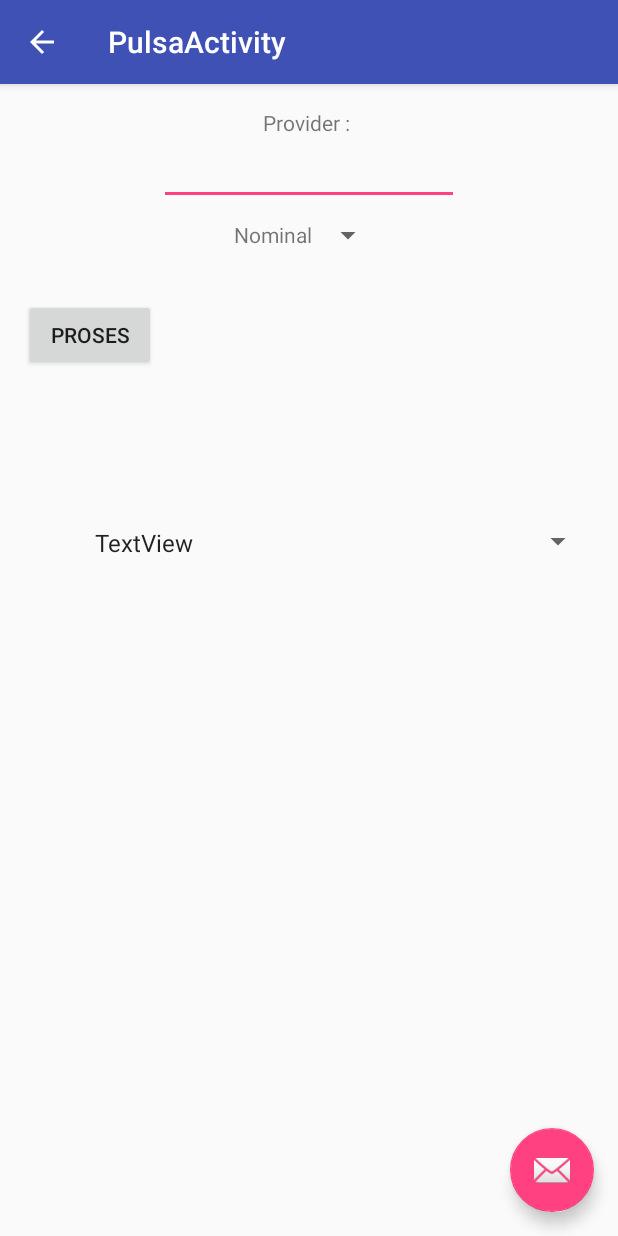
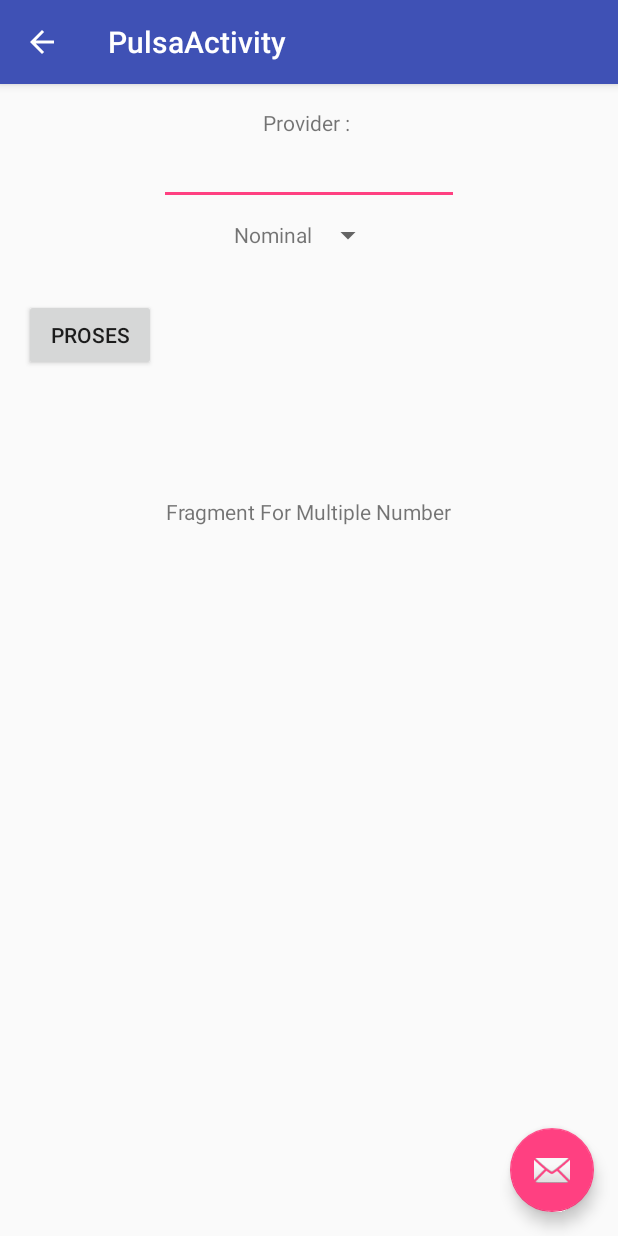
Before and after one commit to Dtech-Dev/SmartPay, an Android app: the PulsaActivity screen opened directly, with no data from a screen before it, on a phone screen of 412 x 824 dp. Run offline under Robolectric (Android 15) with nearby library versions, the phone set to English and light mode, and no system bars; 1 statement that could not run was skipped.

Commit message:
Fragment isi pulsa

```diff
--- a/app/src/main/java/com/dtech/smartpulsa/feature/PulsaActivity.java
+++ b/app/src/main/java/com/dtech/smartpulsa/feature/PulsaActivity.java
@@ -6,6 +6,9 @@ import android.os.AsyncTask;
 import android.os.Bundle;
 import android.support.design.widget.FloatingActionButton;
 import android.support.design.widget.Snackbar;
+import android.support.v4.app.Fragment;
+import android.support.v4.app.FragmentManager;
+import android.support.v4.app.FragmentTransaction;
 import android.support.v7.app.AppCompatActivity;
 import android.support.v7.widget.Toolbar;
 import android.text.Editable;
@@ -25,6 +28,7 @@ import com.dtech.smartpulsa.Configuration.Config;
 import com.dtech.smartpulsa.Configuration.RequestHandler;
 import com.dtech.smartpulsa.PredictNumber;
 import com.dtech.smartpulsa.R;
+import com.dtech.smartpulsa.fragments.FrMultipleNumber;
 
 import org.json.JSONArray;
 import org.json.JSONException;
@@ -54,6 +58,8 @@ public class PulsaActivity extends AppCompatActivity implements View.OnClickList
     Button bTransac;
     Spinner spinnerKode;
 
+    Fragment fragment;
+    FragmentManager fragmentManager;
     Transaksi transaksi;
     //otherIntent;
     @Override
@@ -74,6 +80,14 @@ public class PulsaActivity extends AppCompatActivity implements View.OnClickList
         });
         getSupportActionBar().setDisplayHomeAsUpEnabled(true);
 
+        setFragment();
+
+
+
+
+    }
+
+    public void setFragment() {
         extras=getIntent().getExtras();
         if (extras!=null) {
             selfIntent = extras.getString("self");
@@ -83,12 +97,16 @@ public class PulsaActivity extends AppCompatActivity implements View.OnClickList
                 UISelfNumber();
             } else {
                 //tuserNumber.setText("other");
-                UIOtherNumber();
+                //UIOtherNumber();
+                fragment = new FrMultipleNumber();
+
             }
         }
 
-
-
+        fragmentManager = getSupportFragmentManager();
+        FragmentTransaction fragmentTransaction = fragmentManager.beginTransaction();
+        fragmentTransaction.replace(R.id.fragmentPulsa, fragment);
+        fragmentTransaction.commit();
     }
 
     private void UIOtherNumber() {
--- /dev/null
+++ b/app/src/main/java/com/dtech/smartpulsa/fragments/FrMultipleNumber.java
@@ -0,0 +1,22 @@
+package com.dtech.smartpulsa.fragments;
+
+import android.os.Bundle;
+import android.support.annotation.Nullable;
+import android.support.v4.app.Fragment;
+import android.view.LayoutInflater;
+import android.view.View;
+import android.view.ViewGroup;
+
+import com.dtech.smartpulsa.R;
+
+/**
+ * Created by lenovo on 30/11/2016.
+ */
+
+public class FrMultipleNumber extends Fragment {
+    @Nullable
+    @Override
+    public View onCreateView(LayoutInflater inflater, @Nullable ViewGroup container, @Nullable Bundle savedInstanceState) {
+        return inflater.inflate(R.layout.fr_multiple_number, container, false);
+    }
+}
--- a/app/src/main/res/layout/content_pulsa.xml
+++ b/app/src/main/res/layout/content_pulsa.xml
@@ -104,27 +104,11 @@
         android:layout_alignParentStart="true"
         android:layout_marginTop="127dp" />
 
-    <TextView
-        android:text="TextView"
-        android:layout_width="wrap_content"
-        android:layout_height="wrap_content"
-        android:layout_below="@+id/bTransac"
-        android:layout_toRightOf="@+id/provider"
-        android:layout_toEndOf="@+id/provider"
-        android:layout_marginLeft="39dp"
-        android:layout_marginStart="39dp"
-        android:layout_marginTop="103dp"
-        android:id="@+id/textView5"
-        style="@style/Widget.AppCompat.TextView.SpinnerItem" />
 
-    <Spinner
+    <fragment
+        android:name="com.dtech.smartpulsa.fragments.FrMultipleNumber"
+        android:id="@+id/fragmentPulsa"
         android:layout_width="match_parent"
-        android:layout_height="wrap_content"
-        android:layout_alignBottom="@+id/textView5"
-        android:layout_toRightOf="@+id/textView5"
-        android:layout_toEndOf="@+id/textView5"
-        android:layout_marginLeft="15dp"
-        android:layout_marginStart="15dp"
-        android:id="@+id/spinner" />
-
+        android:layout_height="200dp"
+        android:layout_below="@+id/bTransac"/>
 </RelativeLayout>
--- /dev/null
+++ b/app/src/main/res/layout/fr_multiple_number.xml
@@ -0,0 +1,14 @@
+<?xml version="1.0" encoding="utf-8"?>
+<RelativeLayout xmlns:android="http://schemas.android.com/apk/res/android"
+    android:layout_width="match_parent"
+    android:layout_height="match_parent">
+
+    <TextView
+        android:text="Fragment For Multiple Number"
+        android:layout_width="wrap_content"
+        android:layout_height="wrap_content"
+        android:layout_alignParentTop="true"
+        android:layout_centerHorizontal="true"
+        android:layout_marginTop="84dp"
+        android:id="@+id/textView7" />
+</RelativeLayout>
```
